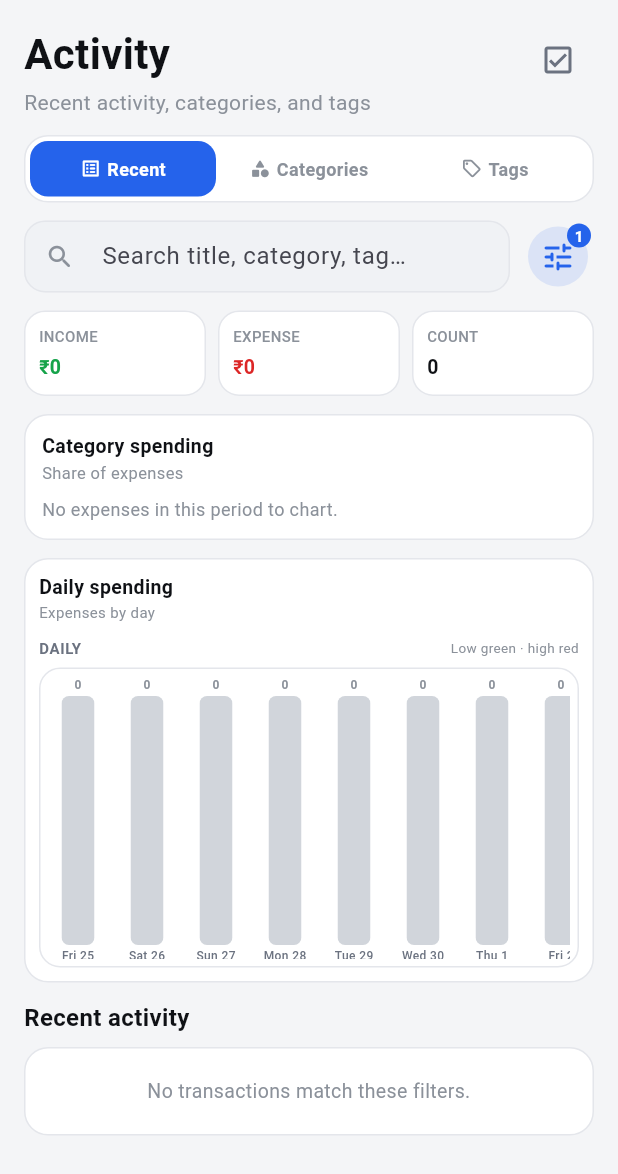
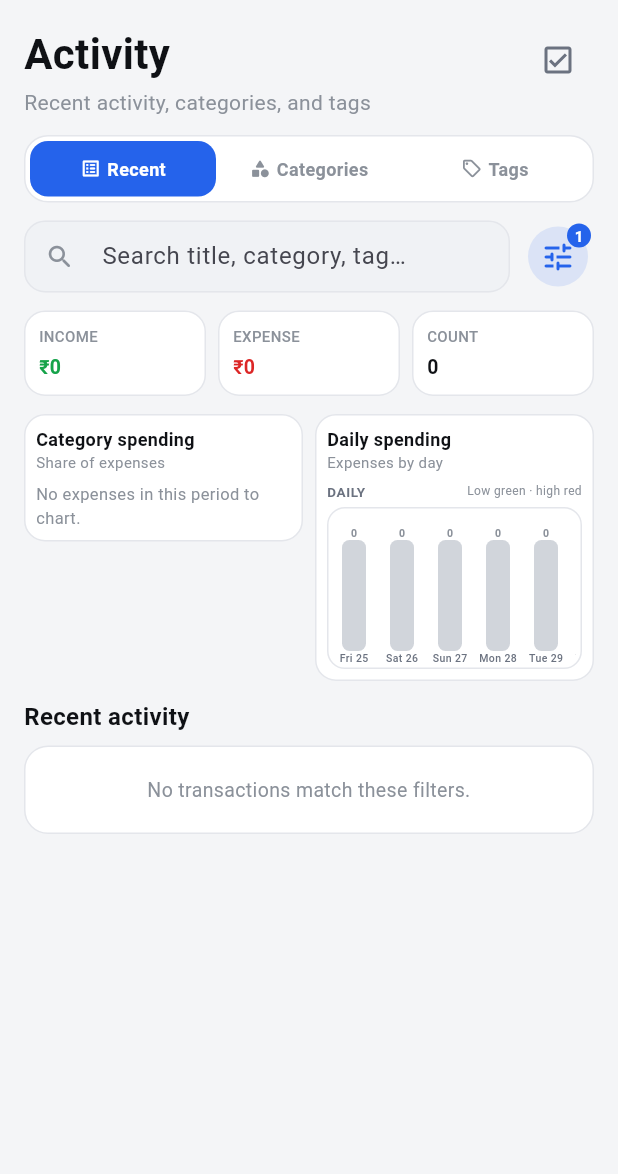
Before and after one commit to alanjoshy/accountantApp, a Flutter app: the ActivityScreen widget shown alone on an empty page, opened directly, on a phone screen of 412 x 824 dp. Shown: the top 1174 px of the screen. Run offline on Flutter 3.47's test engine with Material 3 defaults, Android fonts, the phone set to English and light mode, and no system bars; our stand-ins replace file_picker, flutter_local_notifications, flutter_timezone, local_auth, share_plus, shared_preferences and 1 more; accounts and stored records are empty.

Commit message:
feat:restrucured the charts

```diff
--- a/lib/features/activity/presentation/screens/activity_screen.dart
+++ b/lib/features/activity/presentation/screens/activity_screen.dart
@@ -438,7 +438,11 @@ class _ActivityScreenState extends State<ActivityScreen> {
                       ),
                       const SizedBox(height: 12),
                       if (_tab == _ActivityTab.recent) ...[
-                        RepaintBoundary(
+                        Row(
+                          crossAxisAlignment: CrossAxisAlignment.start,
+                          children: [
+                            Expanded(
+                              child: RepaintBoundary(
                                 child: CategorySpendPie(
                                   rows: expenseRows,
                                   income: totals.income,
@@ -446,12 +450,18 @@ class _ActivityScreenState extends State<ActivityScreen> {
                                   compact: true,
                                 ),
                               ),
-                        const SizedBox(height: 12),
-                        RepaintBoundary(
+                            ),
+                            const SizedBox(width: 8),
+                            Expanded(
+                              child: RepaintBoundary(
                                 child: DailySpendBarChart(
                                   points: dailySpend,
                                   dailyAllowance: dailyAllowance,
+                                  compact: true,
                                 ),
+                              ),
+                            ),
+                          ],
                         ),
                         const SizedBox(height: 12),
                         Row(
--- a/lib/features/activity/presentation/widgets/category_spend_pie.dart
+++ b/lib/features/activity/presentation/widgets/category_spend_pie.dart
@@ -65,23 +65,26 @@ class CategorySpendPie extends StatelessWidget {
         ),
     ];
 
-    final size = compact ? 112.0 : 160.0;
+    final size = compact ? 96.0 : 160.0;
 
     return DecoratedBox(
       decoration: BoxDecoration(
         color: colors.surfaceElevated,
-        borderRadius: BorderRadius.circular(16),
+        borderRadius: BorderRadius.circular(compact ? 14 : 16),
         border: Border.all(color: colors.border),
       ),
       child: Padding(
-        padding: const EdgeInsets.all(12),
+        padding: EdgeInsets.all(compact ? 8 : 12),
         child: Column(
+          mainAxisSize: MainAxisSize.min,
           crossAxisAlignment: CrossAxisAlignment.start,
           children: [
             Text(
               'Category spending',
+              maxLines: 1,
+              overflow: TextOverflow.ellipsis,
               style: TextStyle(
-                fontSize: 13,
+                fontSize: compact ? 12 : 13,
                 fontWeight: FontWeight.w600,
                 color: colors.textPrimary,
               ),
@@ -90,13 +93,21 @@ class CategorySpendPie extends StatelessWidget {
               compact
                   ? 'Share of expenses'
                   : 'Share of expenses · balance ${format(balance)}',
-              style: TextStyle(fontSize: 11, color: colors.textMuted),
+              maxLines: 1,
+              overflow: TextOverflow.ellipsis,
+              style: TextStyle(
+                fontSize: compact ? 10 : 11,
+                color: colors.textMuted,
+              ),
             ),
-            const SizedBox(height: 8),
+            const SizedBox(height: 6),
             if (rows.isEmpty || expense <= 0)
               Text(
                 'No expenses in this period to chart.',
-                style: TextStyle(fontSize: 12, color: colors.textMuted),
+                style: TextStyle(
+                  fontSize: compact ? 11 : 12,
+                  color: colors.textMuted,
+                ),
               )
             else
               Center(
@@ -112,14 +123,16 @@ class CategorySpendPie extends StatelessWidget {
                           Text(
                             'Spent',
                             style: TextStyle(
-                              fontSize: 10,
+                              fontSize: compact ? 9 : 10,
                               color: colors.textMuted,
                             ),
                           ),
                           Text(
                             format(expense),
+                            maxLines: 1,
+                            overflow: TextOverflow.ellipsis,
                             style: TextStyle(
-                              fontSize: 12,
+                              fontSize: compact ? 11 : 12,
                               fontWeight: FontWeight.w800,
                               color: colors.textPrimary,
                             ),
--- a/lib/features/activity/presentation/widgets/daily_spend_bar_chart.dart
+++ b/lib/features/activity/presentation/widgets/daily_spend_bar_chart.dart
@@ -1,4 +1,6 @@
 // Daily spend bars — same layout language as Home month-pulse categories.
+
+import 'dart:math' as math;
 
 import 'package:flutter/material.dart';
 
@@ -39,8 +41,10 @@ class DailySpendBarChart extends StatelessWidget {
     final remain = Theme.of(context).brightness == Brightness.dark
         ? const Color(0xFF3F3F46)
         : const Color(0xFFD1D5DB);
-    // Tall track so bars read larger; card chrome stays the same.
-    final panelH = compact ? 200.0 : 228.0;
+    // Compact fits beside CategorySpendPie; full height for standalone.
+    final panelH = compact ? 108.0 : 228.0;
+    final barWidth = compact ? 28.0 : 40.0;
+    final stemW = compact ? 16.0 : 22.0;
     final hint = dailyAllowance > 0
         ? 'Grey left · red over'
         : 'Low green · high red';
@@ -48,18 +52,21 @@ class DailySpendBarChart extends StatelessWidget {
     return DecoratedBox(
       decoration: BoxDecoration(
         color: colors.surfaceElevated,
-        borderRadius: BorderRadius.circular(16),
+        borderRadius: BorderRadius.circular(compact ? 14 : 16),
         border: Border.all(color: colors.border),
       ),
       child: Padding(
-        padding: const EdgeInsets.all(10),
+        padding: EdgeInsets.all(compact ? 8 : 10),
         child: Column(
+          mainAxisSize: MainAxisSize.min,
           crossAxisAlignment: CrossAxisAlignment.stretch,
           children: [
             Text(
               'Daily spending',
+              maxLines: 1,
+              overflow: TextOverflow.ellipsis,
               style: TextStyle(
-                fontSize: 13,
+                fontSize: compact ? 12 : 13,
                 fontWeight: FontWeight.w600,
                 color: colors.textPrimary,
               ),
@@ -68,43 +75,48 @@ class DailySpendBarChart extends StatelessWidget {
               dailyAllowance > 0
                   ? 'Allowance ${format(dailyAllowance)}/day'
                   : 'Expenses by day',
+              maxLines: 1,
+              overflow: TextOverflow.ellipsis,
               style: TextStyle(fontSize: 10, color: colors.textMuted),
             ),
-            const SizedBox(height: 10),
+            const SizedBox(height: 6),
             Row(
               children: [
                 Text(
                   'DAILY',
                   style: TextStyle(
-                    fontSize: 10,
+                    fontSize: compact ? 9 : 10,
                     fontWeight: FontWeight.w600,
                     letterSpacing: 0.4,
                     color: colors.textSecondary,
                   ),
                 ),
-                const SizedBox(width: 6),
+                const SizedBox(width: 4),
                 Expanded(
                   child: Text(
                     hint,
                     textAlign: TextAlign.right,
                     maxLines: 1,
                     overflow: TextOverflow.ellipsis,
-                    style: TextStyle(fontSize: 9, color: colors.textMuted),
+                    style: TextStyle(
+                      fontSize: compact ? 8 : 9,
+                      color: colors.textMuted,
+                    ),
                   ),
                 ),
               ],
             ),
-            const SizedBox(height: 6),
+            SizedBox(height: compact ? 4 : 6),
             DecoratedBox(
               decoration: BoxDecoration(
                 color: colors.surface,
-                borderRadius: BorderRadius.circular(14),
+                borderRadius: BorderRadius.circular(compact ? 12 : 14),
                 border: Border.all(color: colors.border),
               ),
               child: SizedBox(
                 height: panelH,
                 child: Padding(
-                  padding: const EdgeInsets.all(6),
+                  padding: EdgeInsets.all(compact ? 4 : 6),
                   child: bars.isEmpty
                       ? Center(
                           child: Text(
@@ -120,37 +132,42 @@ class DailySpendBarChart extends StatelessWidget {
                           scrollDirection: Axis.horizontal,
                           itemCount: bars.length,
                           separatorBuilder: (_, _) =>
-                              const SizedBox(width: 6),
+                              SizedBox(width: compact ? 4 : 6),
                           itemBuilder: (context, i) {
                             final bar = bars[i];
                             return SizedBox(
-                              width: 40,
+                              width: barWidth,
                               child: LayoutBuilder(
                                 builder: (context, box) {
-                                  // Reserve little for labels so the column fills height.
-                                  const labelBudget = 22.0;
-                                  final barMax = (box.maxHeight - labelBudget)
-                                      .clamp(48.0, 280.0);
+                                  final labelBudget = compact ? 26.0 : 22.0;
+                                  final minBar = compact ? 10.0 : 28.0;
+                                  final barMax = math.max(
+                                    minBar,
+                                    box.maxHeight - labelBudget,
+                                  );
                                   final barH = (barMax * bar.heightRatio)
-                                      .clamp(28.0, barMax);
+                                      .clamp(minBar, barMax);
                                   final spentH = barH * bar.fillRatio;
                                   return Column(
                                     mainAxisAlignment: MainAxisAlignment.end,
+                                    mainAxisSize: MainAxisSize.max,
                                     children: [
                                       Text(
                                         bar.topLabel,
                                         maxLines: 1,
+                                        overflow: TextOverflow.clip,
                                         style: TextStyle(
-                                          fontSize: 8,
+                                          fontSize: compact ? 7 : 8,
+                                          height: 1.0,
                                           fontWeight: FontWeight.w600,
                                           color: bar.over
                                               ? colors.error
                                               : colors.textMuted,
                                         ),
                                       ),
-                                      const SizedBox(height: 2),
+                                      SizedBox(height: compact ? 1 : 2),
                                       SizedBox(
-                                        width: 22,
+                                        width: stemW,
                                         height: barH,
                                         child: ClipRRect(
                                           borderRadius:
@@ -171,7 +188,7 @@ class DailySpendBarChart extends StatelessWidget {
                                                     colors,
                                                   ),
                                                   child: SizedBox(
-                                                    width: 22,
+                                                    width: stemW,
                                                     height: spentH,
                                                   ),
                                                 ),
@@ -180,12 +197,14 @@ class DailySpendBarChart extends StatelessWidget {
                                           ),
                                         ),
                                       ),
-                                      const SizedBox(height: 2),
+                                      SizedBox(height: compact ? 1 : 2),
                                       Text(
                                         bar.shortLabel,
                                         maxLines: 1,
+                                        overflow: TextOverflow.clip,
                                         style: TextStyle(
-                                          fontSize: 8,
+                                          fontSize: compact ? 7 : 8,
+                                          height: 1.0,
                                           fontWeight: FontWeight.w500,
                                           color: colors.textSecondary,
                                         ),
```
Lines whose indentation alone changed are shown as unchanged.
